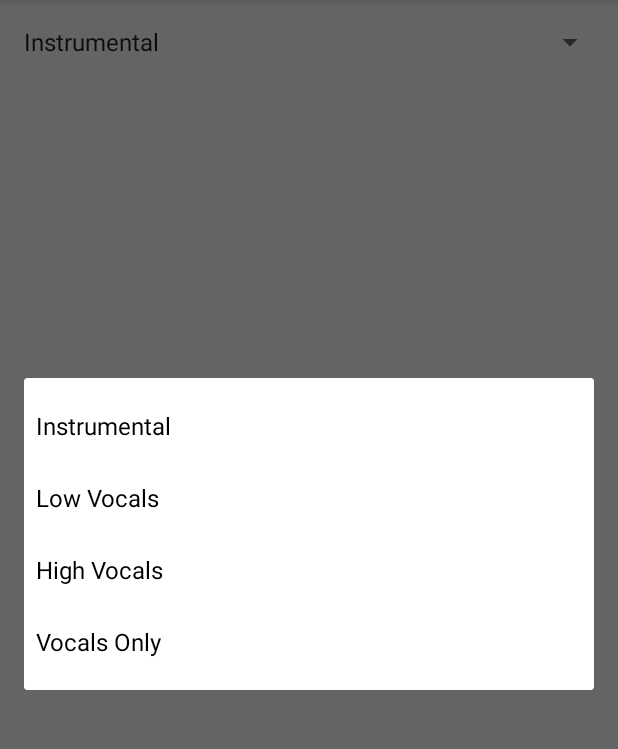
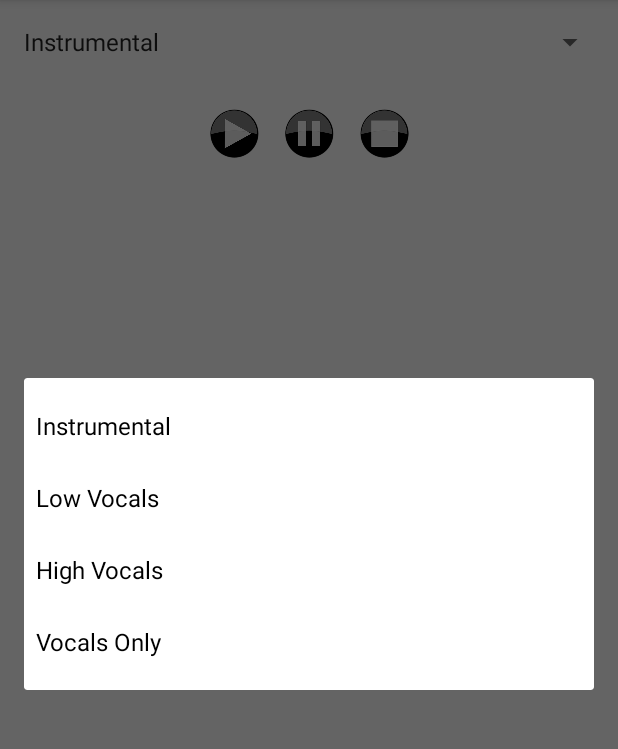
Before and after one commit to aknobloch/Alma-Mater-Native, an Android app: the screen it shows after launch (MainActivity), after a tap on "Instrumental", on a phone screen of 412 x 824 dp, the part 84-833 px from its top. Run offline under Robolectric (Android 15) with nearby library versions, the phone set to English and light mode, and no system bars.

Commit message:
Add play/pause/stop button to layout

```diff
--- a/app/src/main/res/layout/content_main.xml
+++ b/app/src/main/res/layout/content_main.xml
@@ -20,4 +20,51 @@
         app:layout_constraintLeft_toLeftOf="parent"
         app:layout_constraintRight_toRightOf="parent"
         app:layout_constraintTop_toTopOf="parent"/>
+
+    <ImageButton
+        android:id="@+id/playButton"
+        android:layout_width="50dp"
+        android:layout_height="50dp"
+        android:layout_marginStart="0dp"
+        android:layout_marginTop="24dp"
+        android:adjustViewBounds="false"
+        android:background="@android:color/transparent"
+        android:contentDescription="@string/play_button"
+        android:cropToPadding="false"
+        android:padding="7dp"
+        android:scaleType="fitCenter"
+        app:layout_constraintRight_toLeftOf="@+id/pauseButton"
+        app:layout_constraintTop_toBottomOf="@+id/songDropdown"
+        app:srcCompat="@drawable/play_button"/>
+
+    <ImageButton
+        android:id="@+id/pauseButton"
+        android:layout_width="50dp"
+        android:layout_height="50dp"
+        android:layout_marginEnd="4dp"
+        android:layout_marginStart="4dp"
+        android:layout_marginTop="24dp"
+        android:background="@android:color/transparent"
+        android:contentDescription="@string/pause_button"
+        android:padding="7dp"
+        android:scaleType="fitCenter"
+        app:layout_constraintLeft_toLeftOf="parent"
+        app:layout_constraintRight_toRightOf="parent"
+        app:layout_constraintTop_toBottomOf="@+id/songDropdown"
+        app:srcCompat="@drawable/pause_button"/>
+
+    <ImageButton
+        android:id="@+id/stopButton"
+        android:layout_width="50dp"
+        android:layout_height="50dp"
+        android:layout_marginStart="0dp"
+        android:layout_marginTop="24dp"
+        android:background="@android:color/transparent"
+        android:contentDescription="@string/stop_button"
+        android:padding="7dp"
+        android:scaleType="fitCenter"
+        app:layout_constraintLeft_toRightOf="@+id/pauseButton"
+        app:layout_constraintTop_toBottomOf="@+id/songDropdown"
+        app:srcCompat="@drawable/stop_button"/>
+
 </android.support.constraint.ConstraintLayout>
--- a/app/src/main/res/values/strings.xml
+++ b/app/src/main/res/values/strings.xml
@@ -3,4 +3,7 @@
     <string name="action_about">About</string>
     <string name="about_confirmation">OK</string>
     <string name="about_dialog">Alma Mater was made in April 2017 by Aaron Knobloch for ITEC 4550.</string>
+    <string name="play_button">Play Button</string>
+    <string name="pause_button">Pause Button</string>
+    <string name="stop_button">Stop Button</string>
 </resources>
```
Also changed, not shown: app/src/main/res/drawable/pause_button.png (added), app/src/main/res/drawable/play_button.png (added), app/src/main/res/drawable/stop_button.png (added).
